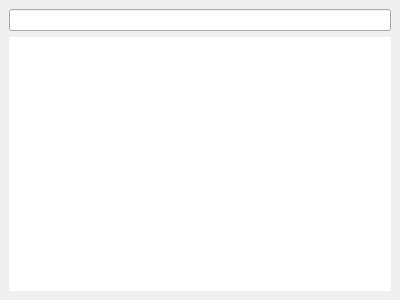
Qt form plugins/menu/apps-overview.ui (openeuler-mirror/kiran-shell) before a commit.
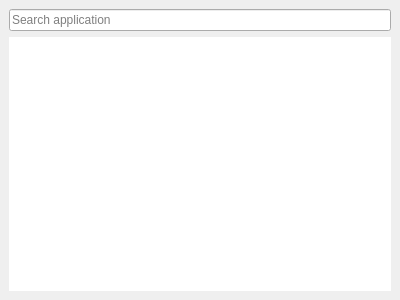
The same form after that commit. Custom widgets are drawn as their Qt base class.

Diff of the .ui file:
```diff
--- a/plugins/menu/apps-overview.ui
+++ b/plugins/menu/apps-overview.ui
@@ -33,7 +33,11 @@
     <widget class="KiranColorBlock" name="widget" native="true">
      <layout class="QVBoxLayout" name="verticalLayout_2">
       <item>
-       <widget class="KiranSearchBox" name="m_lineEditSearch"/>
+       <widget class="KiranSearchBox" name="lineEditSearch">
+        <property name="placeholderText">
+         <string>Search application</string>
+        </property>
+       </widget>
       </item>
       <item>
        <widget class="StyledTreeWidget" name="m_treeWidgetApps">
```
Left out of the diff: 8 changed lines with no effect on the pictures.
